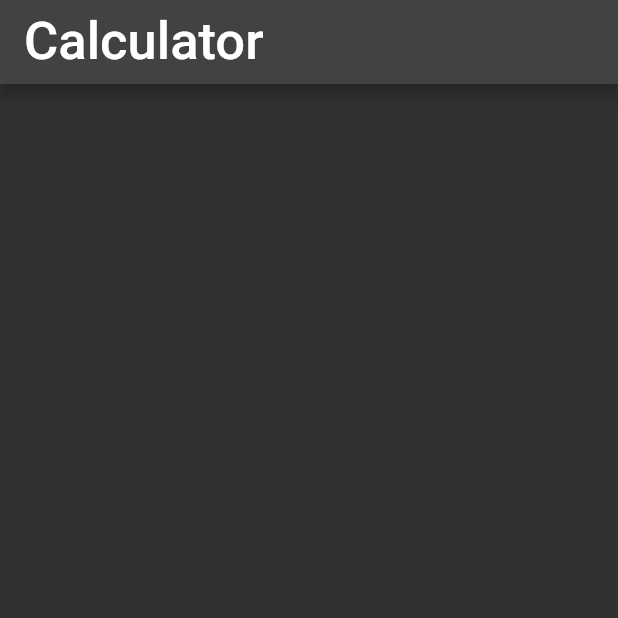
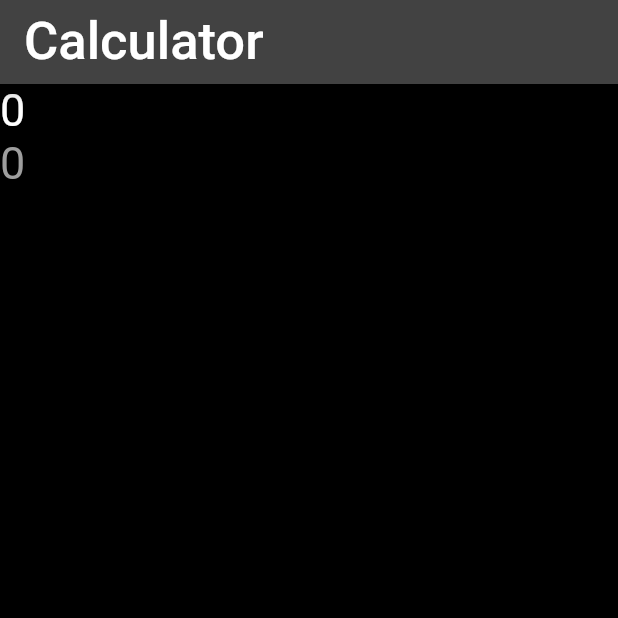
Before and after one commit to adrian-szwejk/Calculator-App, a Flutter app: the screen it shows after launch, on a phone screen of 412 x 824 dp, the top half of it. Run offline on Flutter 3.47's test engine with Material 2 defaults, Android fonts, the phone set to English and light mode, and no system bars.

Commit message:
addded 2 containers to the body of the scaffold

```diff
--- a/lib/main.dart
+++ b/lib/main.dart
@@ -14,7 +14,8 @@ class Calculator extends StatelessWidget {
       home: const CalcView(), //the home location of the app
       theme: ThemeData
           .dark(), //Cant be constant so I had to remove const from in from of "MaterialApp" and only place it in front of parts that needed it
-      themeMode: ThemeMode.dark, //Preset themes used to color/design app
+      themeMode: ThemeMode
+          .dark, //Preset themes used to color/design app | Also is not constant because app is always changing and adding dark themed parts
       debugShowCheckedModeBanner:
           false, //Removes red debug banner in the top right of the app
     );
@@ -44,6 +45,29 @@ class _CalcViewState extends State<CalcView> {
           ),
         ),
       ),
+      backgroundColor: Colors.black,
+      body: Column(
+        children: <Widget>[
+          Container(
+            //Container is a class that combines design widgets to make it more convenient (Basically a container is like a box to store contents)
+            child: const Text(
+              //child in this context means that you can only have one widget in this container
+              "0",
+              style: TextStyle(fontSize: 30.0),
+            ),
+          ),
+          Container(
+            child: const Text(
+              //child in this context means that you can only have one widget in this container
+              "0",
+              style: TextStyle(
+                fontSize: 30.0,
+                color: Colors.grey,
+              ),
+            ),
+          ),
+        ],
+      ),
     );
   }
 }
```
